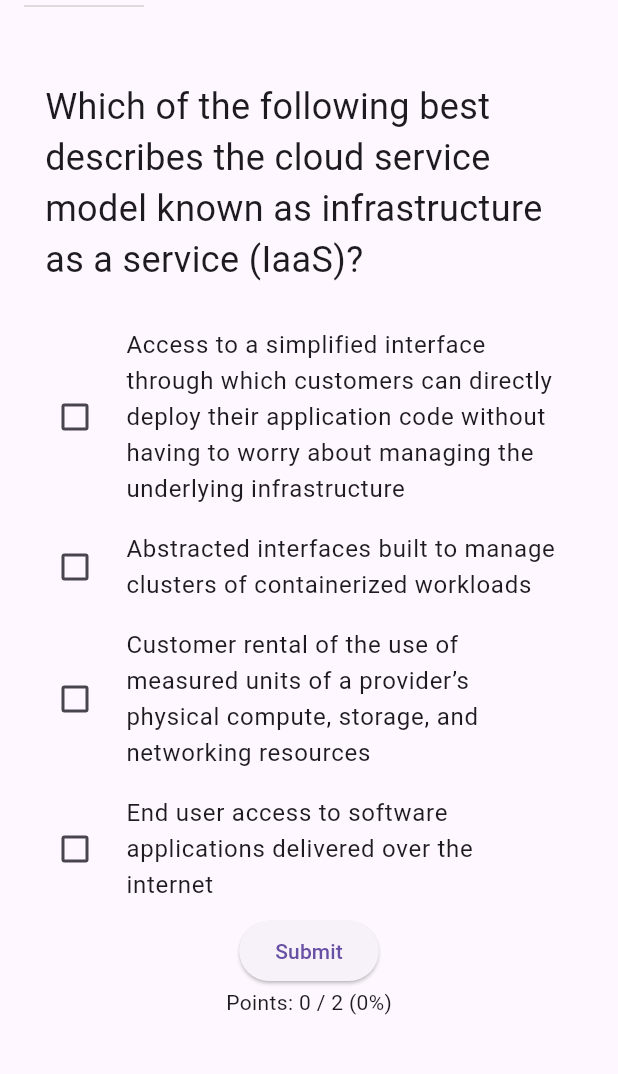
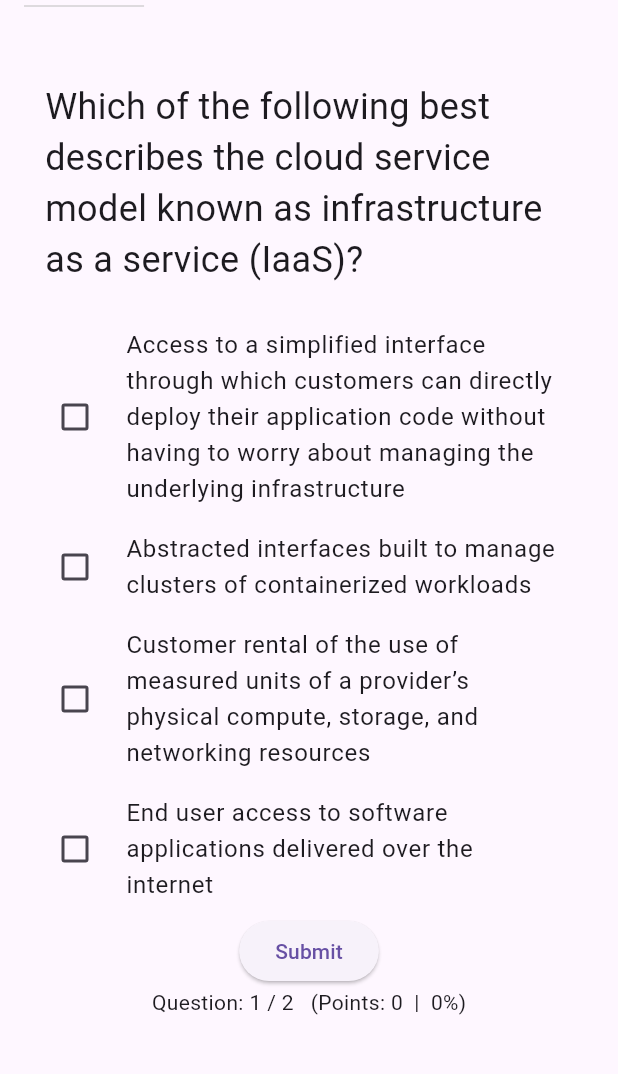
Before and after one commit to dartisan-lu/quiz, a Flutter app: the screen it shows after launch, on a phone screen of 412 x 824 dp, the part 114-1188 px from its top. Run offline on Flutter 3.47's test engine with Material 2 defaults, Android fonts, the phone set to English and light mode, and no system bars.

Commit message:
Init Project...

```diff
--- a/lib/widgets/question_widget.dart
+++ b/lib/widgets/question_widget.dart
@@ -27,7 +27,7 @@ class QuestionWidget extends StatelessWidget {
               child: Text(quizState.buttonTitle),
             ),
             Text(
-                'Points: ${quizState.points} / ${quizState.questions.length} (${(quizState.points / quizState.questions.length * 100).ceil()}%)')
+                'Question: ${quizState.pos + 1} / ${quizState.questions.length}   (Points: ${quizState.points}  |  ${(quizState.points / quizState.questions.length * 100).ceil()}%)')
           ],
         ),
       );
```
Also changed, not shown: 1 other file.
